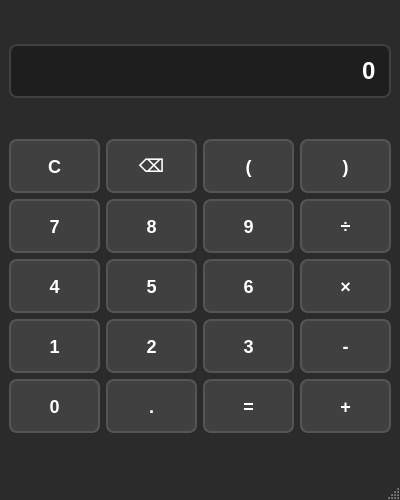
This is Calculator/mainwindow.ui in slm-213/jisuanqi as Qt 5 draws it before an edit. The edited form follows.
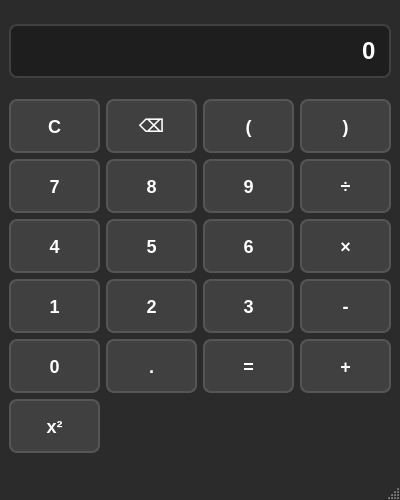
This is the edited form.

```diff
--- a/Calculator/mainwindow.ui
+++ b/Calculator/mainwindow.ui
@@ -285,6 +285,16 @@
         </property>
        </widget>
       </item>
+      <item row="5" column="0">
+       <widget class="QPushButton" name="squareButton">
+        <property name="text">
+         <string>x²</string>
+        </property>
+        <property name="objectName">
+         <string>functionButton</string>
+        </property>
+       </widget>
+      </item>
      </layout>
     </item>
    </layout>
```
